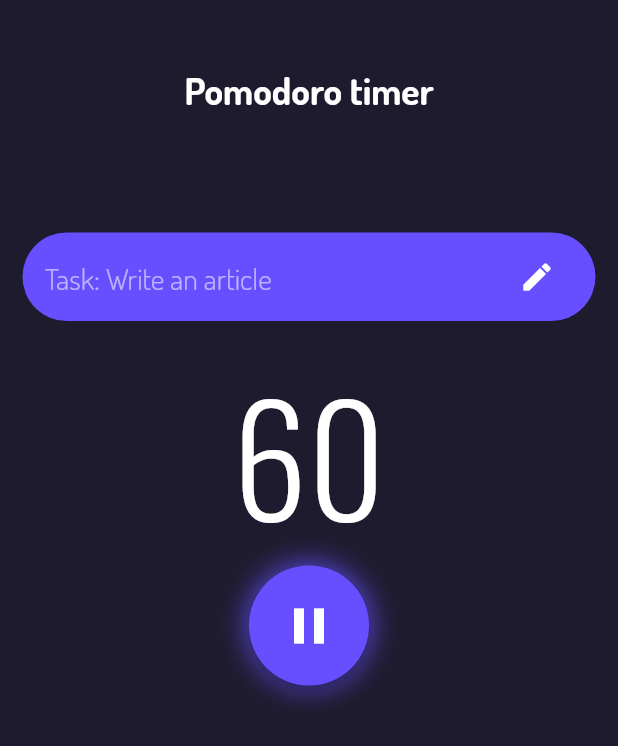
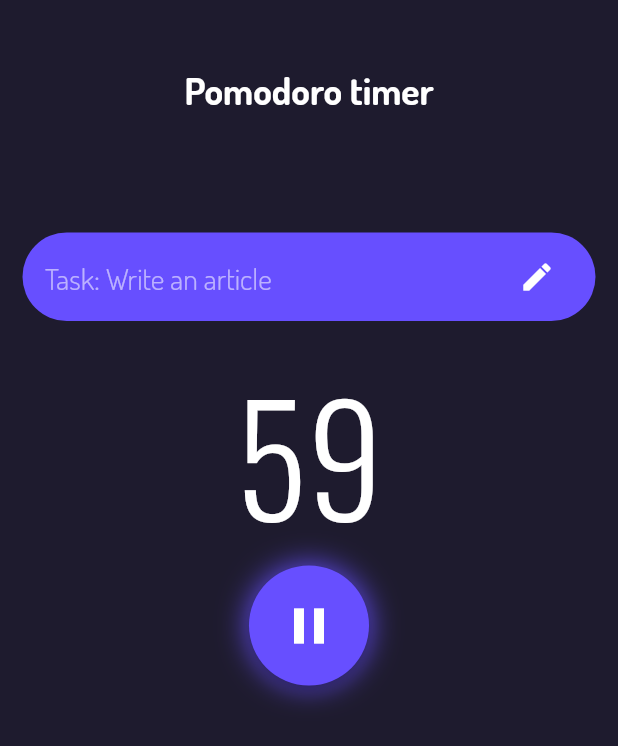
Before and after one commit to selimokten/pofo_focus, a Flutter app: the screen it shows after launch, after a tap on the "pause" icon, on a phone screen of 412 x 824 dp. Shown: the top 746 px of the screen. Run offline on Flutter 3.47's test engine with Material 2 defaults, Android fonts, the phone set to English and light mode, and no system bars; our stand-ins replace device_preview.

Commit message:
Files Upload

```diff
--- a/lib/views/home_view.dart
+++ b/lib/views/home_view.dart
@@ -1,3 +1,5 @@
+import 'dart:async';
+
 import 'package:flutter/material.dart';
 import 'package:po_focus/constants.dart';
 import 'package:po_focus/themes/default_theme.dart';
@@ -10,7 +12,21 @@ class HomeView extends StatefulWidget {
 }
 
 class _HomeViewState extends State<HomeView> {
-  bool isCountdownStart = true;
+
+  int time = 60;
+  bool isCountDownStart = true;
+
+  void _startCountDown(){
+    Timer.periodic(const Duration(seconds: 1), (timer) {
+      setState(() {
+        if(time > 0){
+          time--;
+        } else {
+          timer.cancel();
+        }
+      });
+    });
+  }
 
   @override
   Widget build(BuildContext context) {
@@ -61,8 +77,8 @@ class _HomeViewState extends State<HomeView> {
               ),
             ),
           ),
-          const Text(
-            '60',
+          Text(
+            '$time',
             style: kTimerTextStyle,
           ),
           Container(
@@ -77,8 +93,8 @@ class _HomeViewState extends State<HomeView> {
             ),
             child: ElevatedButton(
               style: kStartButtonStyle,
-              onPressed: (() {}),
-              child: isCountdownStart == true
+              onPressed: _startCountDown,
+              child: isCountDownStart == true
                   ? const Icon(
                       Icons.pause,
                       size: 40,
```
